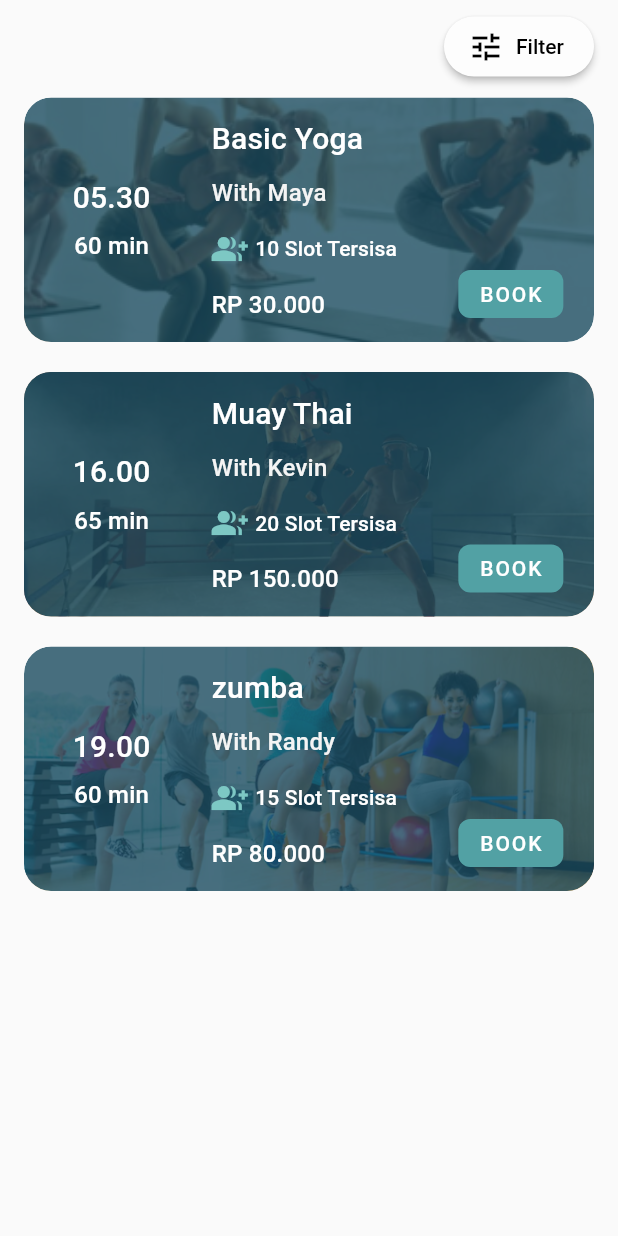
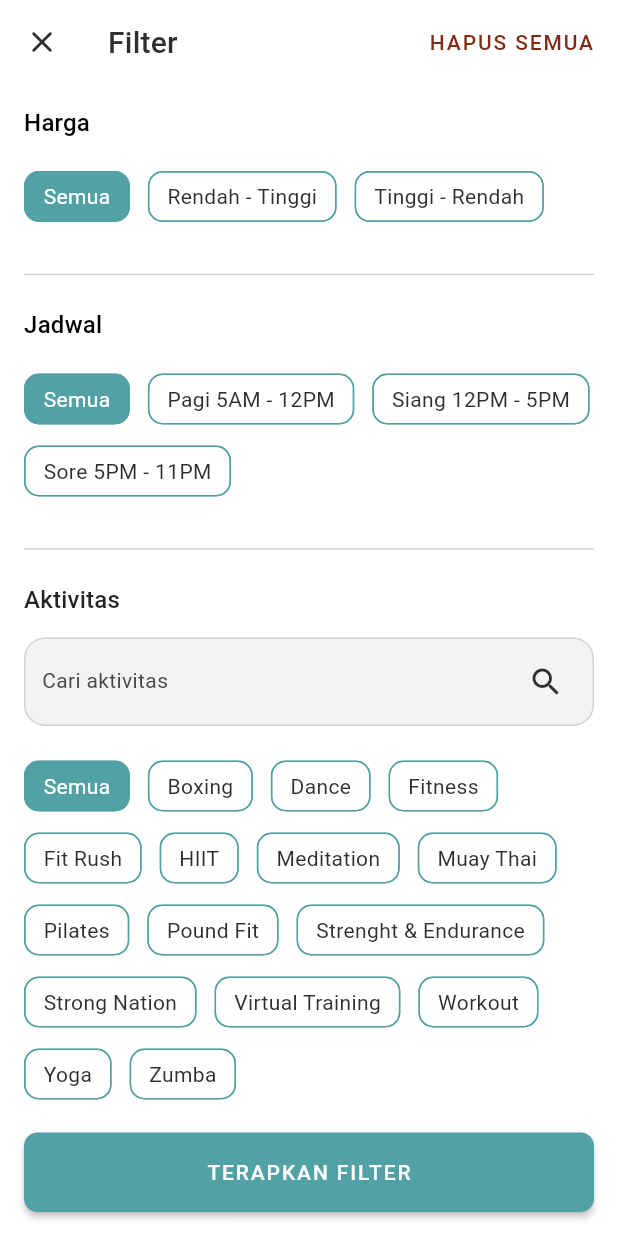
Before and after one commit to Group10CapstoneProject/Flutter, a Flutter app: the OfflineScreen widget shown alone on an empty page, opened directly, after a tap on "Filter", on a phone screen of 412 x 824 dp. Run offline on Flutter 3.47's test engine with Material 2 defaults, Android fonts, the phone set to English and light mode, and no system bars; our stand-ins replace date_picker_timeline, dio, flutter_svg, font_awesome_flutter, google_fonts, shared_preferences; accounts and stored records are empty.

Commit message:
menambahkan halaman filter

```diff
--- /dev/null
+++ b/lib/screen/offline/offline_filter.dart
@@ -0,0 +1,278 @@
+import 'package:capstone_alterra_flutter/styles/theme.dart';
+import 'package:flutter/material.dart';
+import 'package:flutter/services.dart';
+import 'package:google_fonts/google_fonts.dart';
+
+class OfflineFilterScreen extends StatelessWidget {
+  const OfflineFilterScreen({super.key});
+
+  @override
+  Widget build(BuildContext context) {
+    return GestureDetector(
+      onTap: () {
+        FocusManager.instance.primaryFocus?.unfocus();
+      },
+      child: Scaffold(
+        appBar: AppBar(
+          backgroundColor: whiteColor,
+          systemOverlayStyle: SystemUiOverlayStyle(
+            statusBarColor: whiteColor,
+            statusBarIconBrightness: Brightness.dark,
+          ),
+          elevation: 0,
+          leading: IconButton(
+            icon: Icon(
+              Icons.close_rounded,
+              color: blackLight,
+            ),
+            onPressed: () {
+              Navigator.pop(context);
+            },
+          ),
+          title: Text(
+            'Filter',
+            style: kHeading6.copyWith(color: blackLight),
+          ),
+          actions: [
+            TextButton(
+                onPressed: () {},
+                child: Padding(
+                  padding: const EdgeInsets.only(right: 8.0),
+                  child: Text(
+                    'HAPUS SEMUA',
+                    style: GoogleFonts.roboto(
+                      fontSize: 14,
+                      fontWeight: medium,
+                      color: const Color(0xFF802A14),
+                      letterSpacing: 1.25,
+                    ),
+                  ),
+                ))
+          ],
+        ),
+        backgroundColor: whiteColor,
+        body: Column(
+          children: [
+            Expanded(
+              child: SizedBox(
+                child: SingleChildScrollView(
+                  child: Column(
+                    children: [
+                      _harga(),
+                      _jadwal(),
+                      _aktivitas(),
+                    ],
+                  ),
+                ),
+              ),
+            ),
+            Container(
+              padding: const EdgeInsets.all(16),
+              width: double.infinity,
+              height: 85,
+              child: ElevatedButton(
+                onPressed: () {},
+                style: ButtonStyle(
+                    backgroundColor:
+                        const MaterialStatePropertyAll(Color(0xFF52A1A4)),
+                    shape: MaterialStatePropertyAll(RoundedRectangleBorder(
+                      borderRadius: BorderRadius.circular(9),
+                    ))),
+                child: Text(
+                  'TERAPKAN FILTER',
+                  style: kButton.copyWith(color: whiteBase),
+                ),
+              ),
+            )
+          ],
+        ),
+      ),
+    );
+  }
+}
+
+Widget _harga() {
+  return SizedBox(
+    width: double.infinity,
+    child: Column(
+      crossAxisAlignment: CrossAxisAlignment.start,
+      children: [
+        Padding(
+          padding: const EdgeInsets.all(16),
+          child: Text(
+            'Harga',
+            style: GoogleFonts.roboto(
+              fontSize: 16,
+              letterSpacing: 0.15,
+              fontWeight: medium,
+              color: blackColor,
+            ),
+          ),
+        ),
+        Padding(
+          padding: const EdgeInsets.only(bottom: 16, left: 16, right: 16),
+          child: Wrap(
+            spacing: 12,
+            children: [
+              _chip(isChoosen: true, title: 'Semua', onTap: () {}),
+              _chip(isChoosen: false, title: 'Rendah - Tinggi', onTap: () {}),
+              _chip(isChoosen: false, title: 'Tinggi - Rendah', onTap: () {}),
+            ],
+          ),
+        ),
+        const SizedBox(
+          height: 4,
+        ),
+      ],
+    ),
+  );
+}
+
+Widget _jadwal() {
+  return SizedBox(
+    width: double.infinity,
+    child: Column(
+      crossAxisAlignment: CrossAxisAlignment.start,
+      children: [
+        Padding(
+          padding: const EdgeInsets.symmetric(horizontal: 16.0),
+          child: Divider(
+            color: whiteDarker,
+            thickness: 1,
+          ),
+        ),
+        Padding(
+          padding: const EdgeInsets.all(16),
+          child: Text(
+            'Jadwal',
+            style: GoogleFonts.roboto(
+              fontSize: 16,
+              letterSpacing: 0.15,
+              fontWeight: medium,
+              color: blackColor,
+            ),
+          ),
+        ),
+        Padding(
+          padding: const EdgeInsets.only(bottom: 16, left: 16, right: 16),
+          child: Wrap(
+            spacing: 12,
+            children: [
+              _chip(isChoosen: true, title: 'Semua', onTap: () {}),
+              _chip(isChoosen: false, title: 'Pagi 5AM - 12PM', onTap: () {}),
+              _chip(isChoosen: false, title: 'Siang 12PM - 5PM', onTap: () {}),
+              _chip(isChoosen: false, title: 'Sore 5PM - 11PM', onTap: () {}),
+            ],
+          ),
+        ),
+        const SizedBox(
+          height: 4,
+        ),
+      ],
+    ),
+  );
+}
+
+Widget _aktivitas() {
+  return SizedBox(
+    width: double.infinity,
+    child: Column(
+      crossAxisAlignment: CrossAxisAlignment.start,
+      children: [
+        Padding(
+          padding: const EdgeInsets.symmetric(horizontal: 16.0),
+          child: Divider(
+            color: whiteDarker,
+            thickness: 1,
+          ),
+        ),
+        Padding(
+            padding: const EdgeInsets.all(16),
+            child: Text(
+              'Aktivitas',
+              style: kSubtitle1,
+            )),
+        Padding(
+          padding: const EdgeInsets.only(bottom: 16, left: 16, right: 16),
+          child: TextField(
+            cursorColor: primaryDarker,
+            decoration: InputDecoration(
+              filled: true,
+              fillColor: const Color(0xFFF2F4F3),
+              labelText: 'Cari aktivitas',
+              labelStyle: kBody2.copyWith(color: blackLightest),
+              floatingLabelBehavior: FloatingLabelBehavior.never,
+              suffixIcon: TextButton(
+                onPressed: () {},
+                child: Icon(
+                  Icons.search,
+                  color: blackLight,
+                ),
+              ),
+              enabledBorder: OutlineInputBorder(
+                  borderRadius: BorderRadius.circular(14),
+                  borderSide: BorderSide(
+                    color: whiteDarker,
+                  )),
+              focusedBorder: OutlineInputBorder(
+                  borderRadius: BorderRadius.circular(14),
+                  borderSide: BorderSide(
+                    color: primaryDarker,
+                  )),
+            ),
+          ),
+        ),
+        Padding(
+          padding: const EdgeInsets.only(bottom: 16, left: 16, right: 16),
+          child: Wrap(
+            spacing: 12,
+            children: [
+              _chip(isChoosen: true, title: 'Semua', onTap: () {}),
+              _chip(isChoosen: false, title: 'Boxing', onTap: () {}),
+              _chip(isChoosen: false, title: 'Dance', onTap: () {}),
+              _chip(isChoosen: false, title: 'Fitness', onTap: () {}),
+              _chip(isChoosen: false, title: 'Fit Rush', onTap: () {}),
+              _chip(isChoosen: false, title: 'HIIT', onTap: () {}),
+              _chip(isChoosen: false, title: 'Meditation', onTap: () {}),
+              _chip(isChoosen: false, title: 'Muay Thai', onTap: () {}),
+              _chip(isChoosen: false, title: 'Pilates', onTap: () {}),
+              _chip(isChoosen: false, title: 'Pound Fit', onTap: () {}),
+              _chip(
+                  isChoosen: false,
+                  title: 'Strenght & Endurance',
+                  onTap: () {}),
+              _chip(isChoosen: false, title: 'Strong Nation', onTap: () {}),
+              _chip(isChoosen: false, title: 'Virtual Training', onTap: () {}),
+              _chip(isChoosen: false, title: 'Workout', onTap: () {}),
+              _chip(isChoosen: false, title: 'Yoga', onTap: () {}),
+              _chip(isChoosen: false, title: 'Zumba', onTap: () {}),
+            ],
+          ),
+        ),
+        const SizedBox(
+          height: 4,
+        ),
+      ],
+    ),
+  );
+}
+
+Widget _chip(
+    {required bool isChoosen,
+    required String title,
+    required void Function()? onTap}) {
+  return GestureDetector(
+    onTap: onTap,
+    child: Chip(
+      label: Text(
+        title,
+        style: kBody2.copyWith(color: (isChoosen) ? Colors.white : blackLight),
+      ),
+      backgroundColor: (isChoosen) ? primaryBase : Colors.white,
+      shape: RoundedRectangleBorder(
+        borderRadius: BorderRadius.circular(10),
+        side: BorderSide(color: primaryBase),
+      ),
+    ),
+  );
+}
--- a/lib/screen/offline/offline_screen.dart
+++ b/lib/screen/offline/offline_screen.dart
@@ -1,4 +1,5 @@
 import 'package:capstone_alterra_flutter/screen/offline/offline_card.dart';
+import 'package:capstone_alterra_flutter/screen/offline/offline_filter.dart';
 import 'package:capstone_alterra_flutter/styles/theme.dart';
 import 'package:flutter/material.dart';
 
@@ -82,7 +83,14 @@ class _OfflineScreenState extends State<OfflineScreen> {
                   borderRadius: BorderRadius.circular(50),
                 ),
               ),
-              onPressed: () {},
+              onPressed: () {
+                Navigator.push(
+                  context,
+                  MaterialPageRoute(
+                    builder: (context) => const OfflineFilterScreen(),
+                  ),
+                );
+              },
               icon: Icon(
                 Icons.tune,
                 color: blackColor,
```
